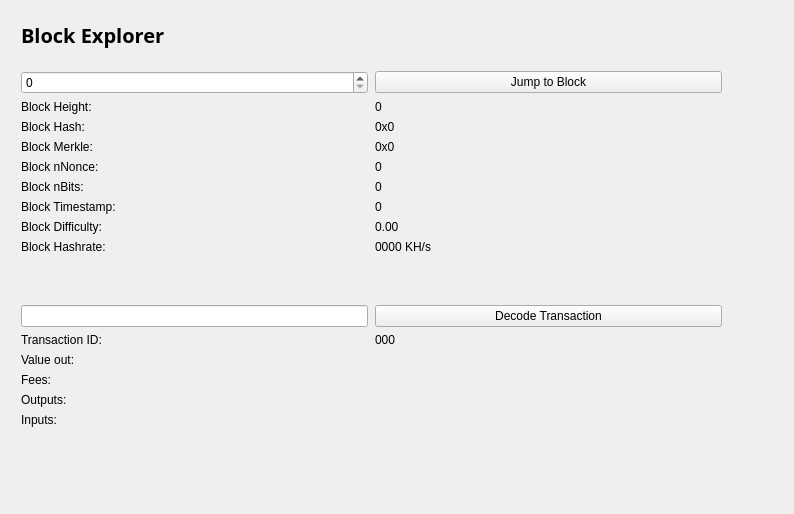
Old version of the form src/qt/forms/blockbrowser.ui in the repository HiroSatou/Hirocoin.
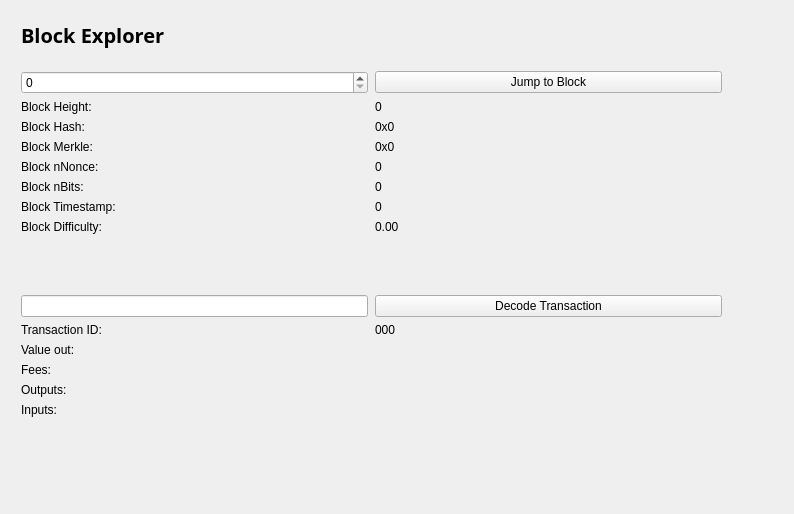
New version of the form.

Commit message: Remove hashrate and bug fixes

```diff
--- a/src/qt/forms/blockbrowser.ui
+++ b/src/qt/forms/blockbrowser.ui
@@ -98,14 +98,14 @@
         <height>400</height>
        </rect>
       </property>
-      <layout class="QGridLayout" name="gridLayout_3" rowstretch="0,0,0,0,0,0,0,0,0,0,0,0,0,0,0,0,0,0,0" columnstretch="0,0">
+      <layout class="QGridLayout" name="gridLayout_3" rowstretch="0,0,0,0,0,0,0,0,0,0,0,0,0,0,0,0,0,0" columnstretch="0,0">
        <property name="sizeConstraint">
         <enum>QLayout::SetDefaultConstraint</enum>
        </property>
        <property name="horizontalSpacing">
         <number>7</number>
        </property>
-       <item row="18" column="0">
+       <item row="17" column="0">
         <spacer name="verticalSpacer">
          <property name="orientation">
           <enum>Qt::Vertical</enum>
@@ -118,14 +118,14 @@
          </property>
         </spacer>
        </item>
-       <item row="12" column="1">
+       <item row="11" column="1">
         <widget class="QPushButton" name="txButton">
          <property name="text">
           <string>Decode Transaction</string>
          </property>
         </widget>
        </item>
-       <item row="17" column="0">
+       <item row="16" column="0">
         <widget class="QLabel" name="inputLabel">
          <property name="text">
           <string>Inputs:</string>
@@ -135,21 +135,14 @@
          </property>
         </widget>
        </item>
-       <item row="10" column="1">
-        <widget class="QLabel" name="pawBox">
-         <property name="text">
-          <string>0000 KH/s</string>
-         </property>
-        </widget>
-       </item>
-       <item row="14" column="0">
+       <item row="13" column="0">
         <widget class="QLabel" name="valueLabel">
          <property name="text">
           <string>Value out:</string>
          </property>
         </widget>
        </item>
-       <item row="13" column="0">
+       <item row="12" column="0">
         <widget class="QLabel" name="txLabel">
          <property name="text">
           <string>Transaction ID:</string>
@@ -163,14 +156,14 @@
          </property>
         </widget>
        </item>
-       <item row="13" column="1">
+       <item row="12" column="1">
         <widget class="QLabel" name="txID">
          <property name="text">
           <string>000</string>
          </property>
         </widget>
        </item>
-       <item row="17" column="1">
+       <item row="16" column="1">
         <widget class="QLabel" name="inputBox">
          <property name="text">
           <string/>
@@ -180,7 +173,7 @@
          </property>
         </widget>
        </item>
-       <item row="14" column="1">
+       <item row="13" column="1">
         <widget class="QLabel" name="valueBox">
          <property name="text">
           <string/>
@@ -242,20 +235,13 @@
          </property>
         </widget>
        </item>
-       <item row="15" column="1">
+       <item row="14" column="1">
         <widget class="QLabel" name="feesBox">
          <property name="text">
           <string/>
          </property>
         </widget>
        </item>
-       <item row="10" column="0">
-        <widget class="QLabel" name="pawLabel">
-         <property name="text">
-          <string>Block Hashrate:</string>
-         </property>
-        </widget>
-       </item>
        <item row="3" column="1">
         <widget class="QLabel" name="heightLabel">
          <property name="text">
@@ -263,7 +249,7 @@
          </property>
         </widget>
        </item>
-       <item row="15" column="0">
+       <item row="14" column="0">
         <widget class="QLabel" name="feesLabel">
          <property name="text">
           <string>Fees:</string>
@@ -297,7 +283,7 @@
          </property>
         </widget>
        </item>
-       <item row="16" column="0">
+       <item row="15" column="0">
         <widget class="QLabel" name="outputLabel">
          <property name="text">
           <string>Outputs:</string>
@@ -307,7 +293,7 @@
          </property>
         </widget>
        </item>
-       <item row="16" column="1">
+       <item row="15" column="1">
         <widget class="QLabel" name="outputBox">
          <property name="text">
           <string/>
@@ -360,7 +346,7 @@
          </property>
         </widget>
        </item>
-       <item row="12" column="0">
+       <item row="11" column="0">
         <widget class="QLineEdit" name="txBox">
          <property name="sizePolicy">
           <sizepolicy hsizetype="Preferred" vsizetype="Fixed">
@@ -376,7 +362,7 @@
          </property>
         </widget>
        </item>
-       <item row="11" column="0">
+       <item row="10" column="0">
         <spacer name="verticalSpacer_2">
          <property name="orientation">
           <enum>Qt::Vertical</enum>
```
The commit also changes 2 other files.
